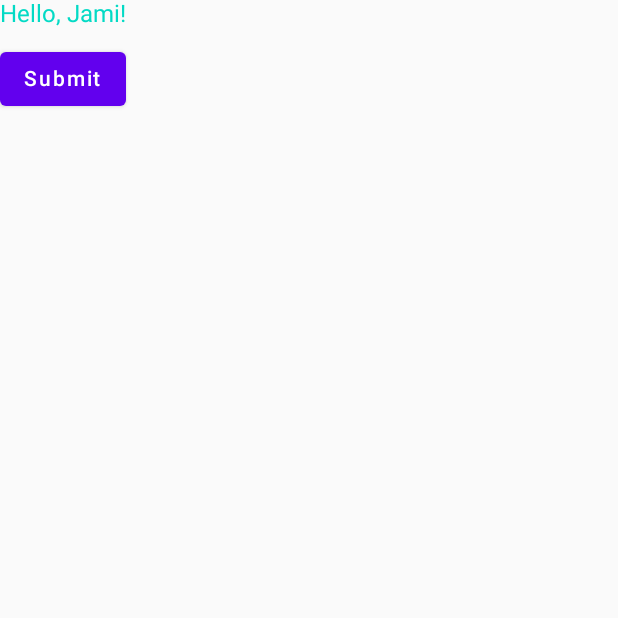
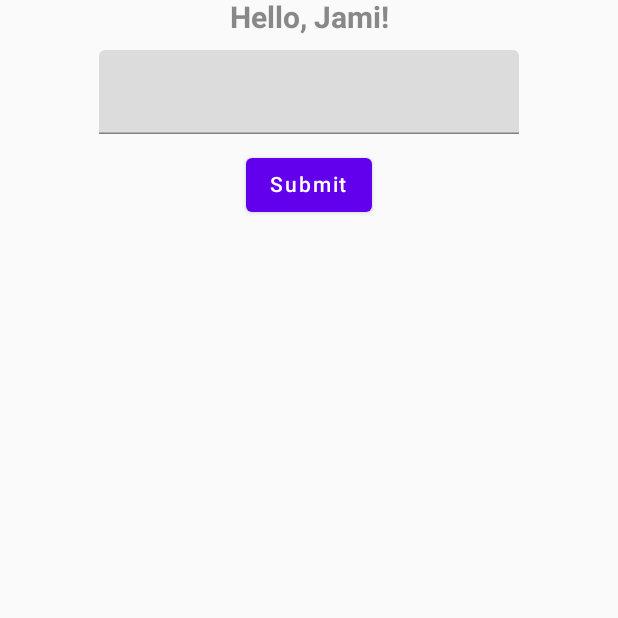
Before and after one commit to HasnathJami/Jetpack_Compose_Navigation, an Android app built with Jetpack Compose: the screen it shows after launch (MainActivity), after a tap on "Submit", on a phone screen of 412 x 824 dp, the top half of it. Run offline under Robolectric (Android 15) with nearby library versions, the phone set to English and light mode, and no system bars.

Commit message:
Learning about spacer and padding along with alignment

```diff
--- a/app/src/main/java/com/example/jetpack_compose_navigation/MainActivity.kt
+++ b/app/src/main/java/com/example/jetpack_compose_navigation/MainActivity.kt
@@ -3,21 +3,41 @@ package com.example.jetpack_compose_navigation
 import android.os.Bundle
 import androidx.activity.ComponentActivity
 import androidx.activity.compose.setContent
+import androidx.compose.foundation.layout.Column
+import androidx.compose.foundation.layout.Spacer
+import androidx.compose.foundation.layout.fillMaxSize
+import androidx.compose.foundation.layout.height
+import androidx.compose.material.Button
+import androidx.compose.material.Text
 import androidx.compose.runtime.Composable
+import androidx.compose.ui.Modifier
+import androidx.compose.ui.platform.LocalContext
+import androidx.compose.ui.res.dimensionResource
+import androidx.compose.ui.res.stringResource
 import androidx.compose.ui.tooling.preview.Preview
 import com.example.jetpack_compose_navigation.screen.DashboardScreen
+import com.example.jetpack_compose_navigation.screen.showToast
 import com.example.jetpack_compose_navigation.ui.theme.Jetpack_Compose_NavigationTheme
+import com.example.jetpack_compose_navigation.ui.theme.Teal200
 
 class MainActivity : ComponentActivity() {
     override fun onCreate(savedInstanceState: Bundle?) {
         super.onCreate(savedInstanceState)
         setContent {
             Jetpack_Compose_NavigationTheme {
-                DashboardScreen()
+             //   ProvideContext {
+                    DashboardScreen()
+           //     }
             }
         }
     }
 }
+
+//@Composable
+//fun ProvideContext(content: @Composable () -> Unit) {
+//    val context = LocalContext.current
+//    content()
+//}
 
 
 @Preview(showBackground = true)
--- a/app/src/main/java/com/example/jetpack_compose_navigation/screen/DashBoard.kt
+++ b/app/src/main/java/com/example/jetpack_compose_navigation/screen/DashBoard.kt
@@ -1,37 +1,86 @@
 package com.example.jetpack_compose_navigation.screen
 
+import android.content.Context
 import android.widget.Toast
+import androidx.compose.foundation.layout.Arrangement
 import androidx.compose.foundation.layout.Column
-import androidx.compose.foundation.layout.Spacer
 import androidx.compose.foundation.layout.fillMaxSize
-import androidx.compose.foundation.layout.height
+import androidx.compose.foundation.layout.fillMaxWidth
+import androidx.compose.foundation.text.KeyboardActions
+import androidx.compose.foundation.text.KeyboardOptions
 import androidx.compose.material.Button
 import androidx.compose.material.Text
+import androidx.compose.material.TextField
 import androidx.compose.runtime.Composable
+import androidx.compose.runtime.getValue
+import androidx.compose.runtime.mutableStateOf
+import androidx.compose.runtime.remember
+import androidx.compose.runtime.setValue
+import androidx.compose.ui.Alignment
 import androidx.compose.ui.Modifier
-import androidx.compose.ui.res.dimensionResource
+import androidx.compose.ui.graphics.Color
+import androidx.compose.ui.platform.LocalContext
 import androidx.compose.ui.res.stringResource
+import androidx.compose.ui.text.font.FontWeight
+import androidx.compose.ui.text.input.ImeAction
+import androidx.compose.ui.text.style.TextAlign
+import androidx.compose.ui.unit.dp
+import androidx.compose.ui.unit.sp
 import com.example.jetpack_compose_navigation.R
-import com.example.jetpack_compose_navigation.ui.theme.Teal200
+
 
 @Composable
 fun DashboardScreen() {
-    Column(modifier = Modifier.fillMaxSize()) {
+    val context = LocalContext.current
+
+    Column(
+        modifier = Modifier
+            .fillMaxSize(),
+        //   horizontalAlignment = Alignment.CenterHorizontally
+        verticalArrangement = Arrangement.spacedBy(10.dp)
+    ) {
         Text(
-
             text = stringResource(id = R.string.dashboard_title, "Jami"),
             //color = colorResource(id = R.color.black)
-            color = Teal200,
-
+            color = Color.Gray,
+            textAlign = TextAlign.Center,
+            fontSize = 20.sp,
+            fontWeight = FontWeight.Bold,
+            modifier = Modifier.fillMaxWidth()
+        )
+        //Spacer(modifier = Modifier.height(dimensionResource(id = R.dimen.scale_10dp)))
+        var text by remember {
+            mutableStateOf("")
+        }
+        TextField(
+            value = text,
+            onValueChange = {
+                text = it
+            },
+            modifier = Modifier.align(Alignment.CenterHorizontally),
+            keyboardOptions = KeyboardOptions(
+                imeAction = ImeAction.Done
+            ),
+            keyboardActions = KeyboardActions(
+                onDone = { showToast(context, "click done") }
             )
-        Spacer(modifier = Modifier.height(dimensionResource(id = R.dimen.scale_10dp)))
-        Button(onClick = {
-
-        }) {
+        )
+        Button(
+            onClick = {
+                showToast(context, "submitted")
+            },
+            modifier = Modifier.align(Alignment.CenterHorizontally)
+        ) {
             Text(
                 text = "Submit"
             )
         }
 
     }
+
+
 }
+
+fun showToast(context: Context, message: String) {
+    Toast.makeText(context, message, Toast.LENGTH_LONG).show()
+}
```
